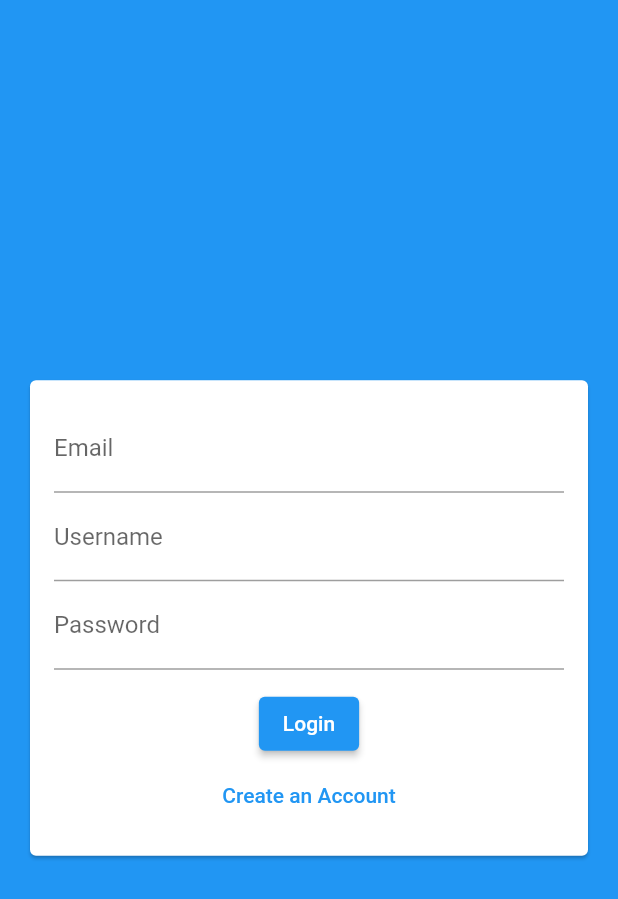
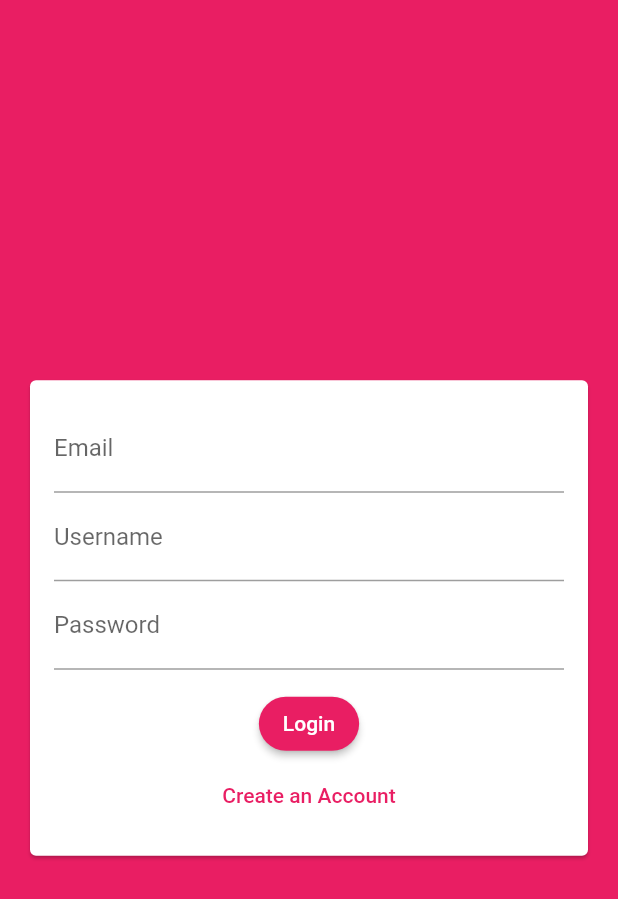
Before and after one commit to Umang2510/FlutterChat, a Flutter app: the screen it shows after launch, on a phone screen of 412 x 824 dp. Shown: the top 899 px of the screen. Run offline on Flutter 3.47's test engine with Material 2 defaults, Android fonts, the phone set to English and light mode, and no system bars; our stand-ins replace cloud_firestore, firebase_core; accounts and stored records are empty.

Commit message:
sec-14 324. Adding an App Theme

```diff
--- a/lib/Widgets/auth/auth_form.dart
+++ b/lib/Widgets/auth/auth_form.dart
@@ -46,6 +46,8 @@ class _AuthFormState extends State<AuthForm> {
                   child: Text('Login'),
                 ),
                 TextButton(
+                  style: TextButton.styleFrom(
+                      foregroundColor: Theme.of(context).primaryColor),
                   onPressed: () {},
                   child: Text('Create an Account'),
                 ),
--- a/lib/main.dart
+++ b/lib/main.dart
@@ -22,7 +22,19 @@ class MyApp extends StatelessWidget {
     return MaterialApp(
       title: 'Flutter Chat',
       theme: ThemeData(
-        primarySwatch: Colors.blue,
+        primarySwatch: Colors.pink,
+        backgroundColor: Colors.pink,
+        colorScheme: ColorScheme.fromSwatch().copyWith(
+          secondary: Colors.deepPurple,
+        ),
+        elevatedButtonTheme: ElevatedButtonThemeData(
+          style: ElevatedButton.styleFrom(
+            backgroundColor: Colors.pink,
+            shape: RoundedRectangleBorder(
+              borderRadius: BorderRadius.circular(20),
+            ),
+          ),
+        ),
       ),
       home: AuthScreen(),
     );
```
